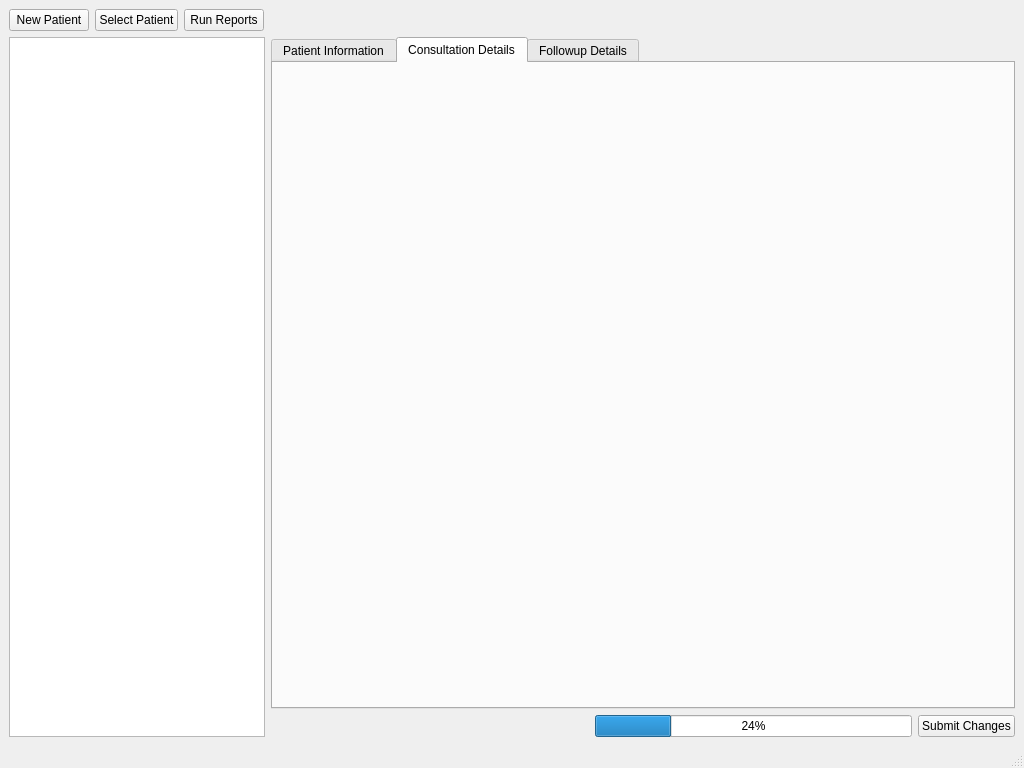
Above: CuCare/mainwindow.ui from svershin/cuCare before the change. Below: the same form after it.
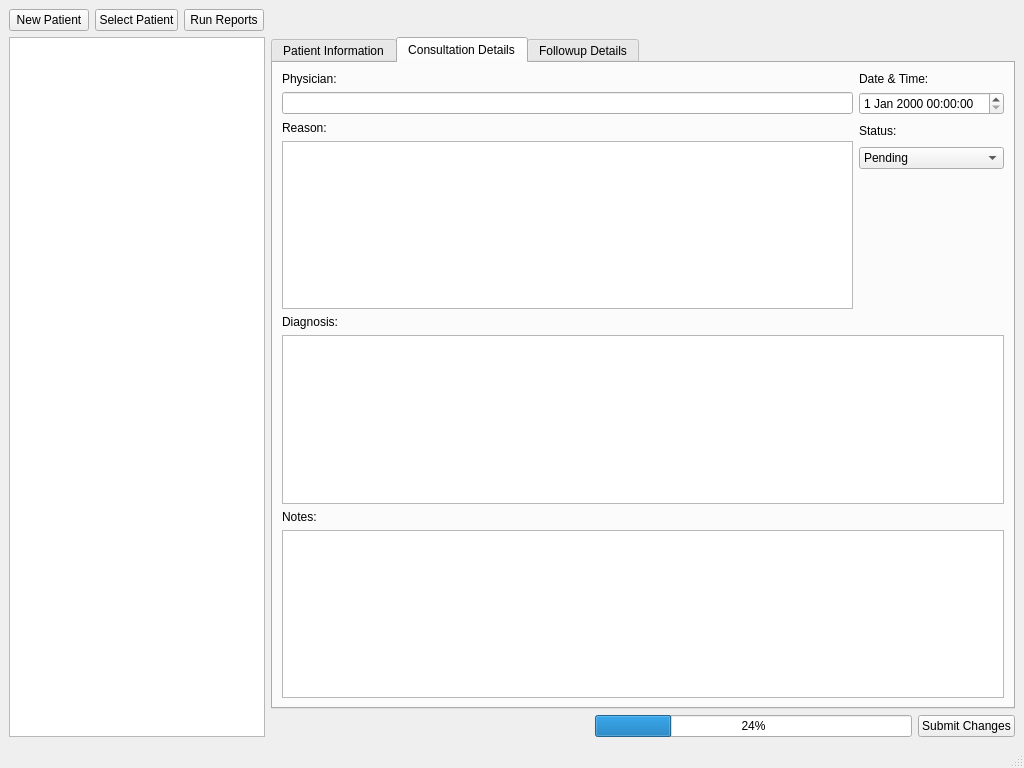
That is the form after the change. The open tabs and pages were chosen to show the change.

Commit message: Consultation info display finished

```diff
--- a/CuCare/mainwindow.ui
+++ b/CuCare/mainwindow.ui
@@ -329,6 +329,97 @@
        <attribute name="title">
         <string>Consultation Details</string>
        </attribute>
+       <layout class="QGridLayout" name="gridLayout_4">
+        <item row="0" column="0">
+         <widget class="QLabel" name="PhysicianLabel">
+          <property name="text">
+           <string>Physician:</string>
+          </property>
+         </widget>
+        </item>
+        <item row="0" column="1">
+         <widget class="QLabel" name="DateAndTimeLabel">
+          <property name="text">
+           <string>Date &amp; Time:</string>
+          </property>
+         </widget>
+        </item>
+        <item row="1" column="0">
+         <widget class="QLineEdit" name="PhysicianLineEdit"/>
+        </item>
+        <item row="1" column="1" colspan="2">
+         <widget class="QDateTimeEdit" name="ConsultationDateTimeEdit"/>
+        </item>
+        <item row="2" column="0">
+         <widget class="QLabel" name="ReasonLabel">
+          <property name="text">
+           <string>Reason:</string>
+          </property>
+         </widget>
+        </item>
+        <item row="2" column="1" rowspan="2">
+         <widget class="QLabel" name="StatusLabel">
+          <property name="text">
+           <string>Status:</string>
+          </property>
+         </widget>
+        </item>
+        <item row="3" column="0" rowspan="3">
+         <widget class="QTextEdit" name="ReasonTextEdit"/>
+        </item>
+        <item row="5" column="2">
+         <spacer name="verticalSpacer_4">
+          <property name="orientation">
+           <enum>Qt::Vertical</enum>
+          </property>
+          <property name="sizeHint" stdset="0">
+           <size>
+            <width>20</width>
+            <height>110</height>
+           </size>
+          </property>
+         </spacer>
+        </item>
+        <item row="6" column="0">
+         <widget class="QLabel" name="DiagnosisLabel">
+          <property name="text">
+           <string>Diagnosis:</string>
+          </property>
+         </widget>
+        </item>
+        <item row="7" column="0" colspan="3">
+         <widget class="QTextEdit" name="DiagnosisTextEdit"/>
+        </item>
+        <item row="8" column="0">
+         <widget class="QLabel" name="ConsultationNotesLabel">
+          <property name="text">
+           <string>Notes:</string>
+          </property>
+         </widget>
+        </item>
+        <item row="9" column="0" colspan="3">
+         <widget class="QTextEdit" name="ConsultationNotesTextEdit"/>
+        </item>
+        <item row="4" column="1" colspan="2">
+         <widget class="QComboBox" name="StatusComboBox">
+          <item>
+           <property name="text">
+            <string>Pending</string>
+           </property>
+          </item>
+          <item>
+           <property name="text">
+            <string>Occured</string>
+           </property>
+          </item>
+          <item>
+           <property name="text">
+            <string>Completed</string>
+           </property>
+          </item>
+         </widget>
+        </item>
+       </layout>
       </widget>
       <widget class="QWidget" name="FollowupInfoTab">
        <attribute name="title">
```
Left out of the diff: 127 changed lines with no effect on the pictures. The commit also changes 1 other file.
